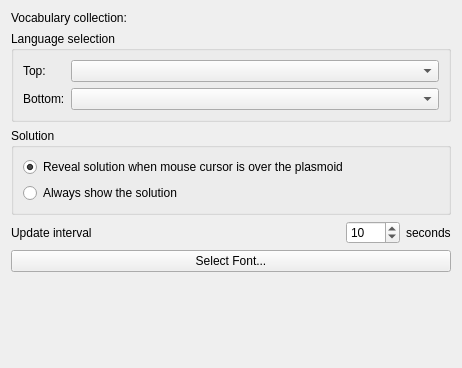
First picture: the form in plasmoid/config.ui, repository KDE/parley, before the edit.
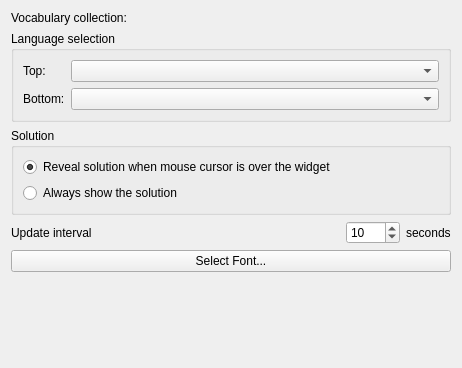
Second picture: the form after the edit. Custom widgets are drawn as their Qt base class.

What changed in the file:
```diff
--- a/plasmoid/config.ui
+++ b/plasmoid/config.ui
@@ -84,7 +84,7 @@
       <item>
        <widget class="QRadioButton" name="solutionOnHover" >
         <property name="text" >
-         <string>Reveal solution when mouse cursor is over the plasmoid</string>
+         <string>Reveal solution when mouse cursor is over the widget</string>
         </property>
         <property name="checked" >
          <bool>true</bool>
```
